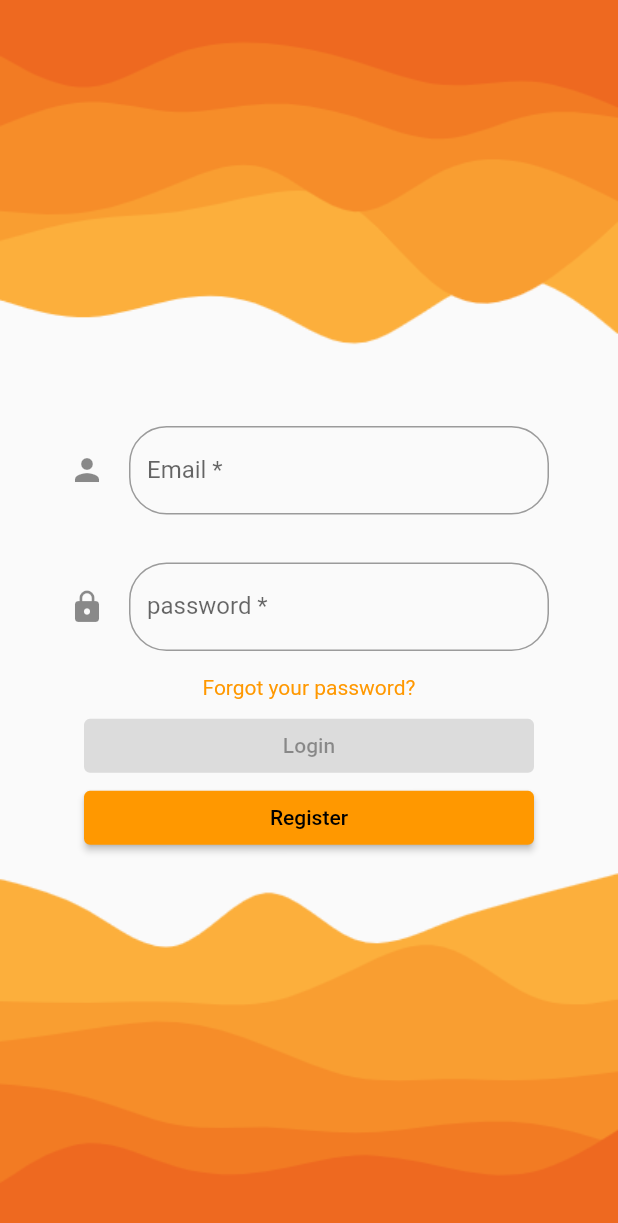
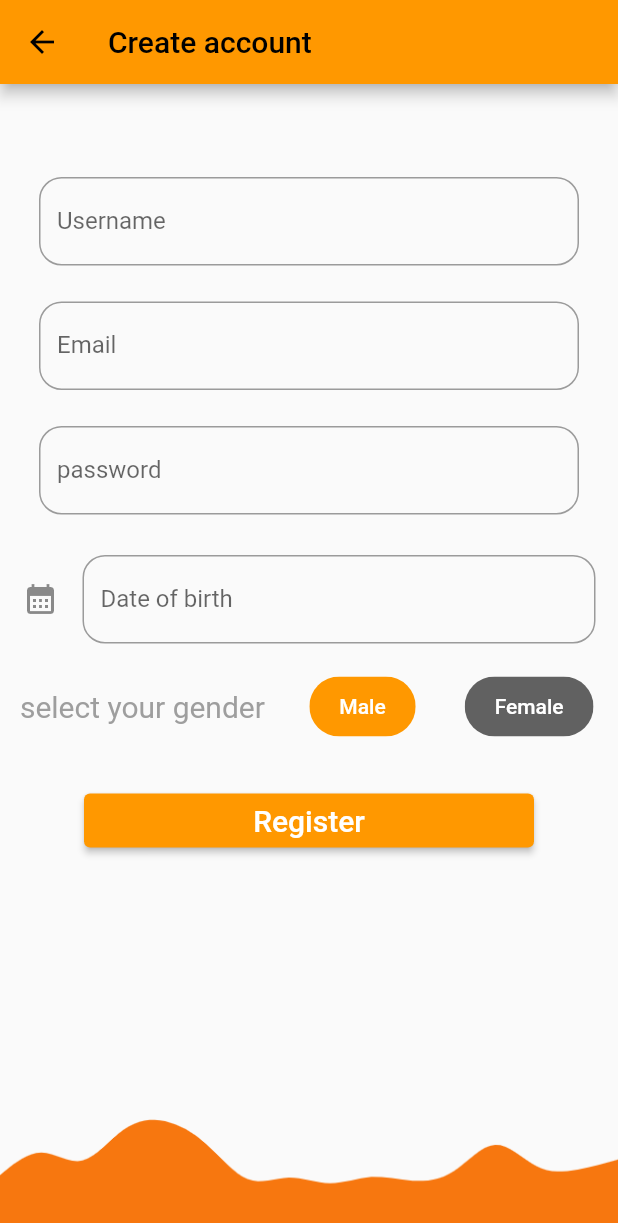
Before and after one commit to Eduardo-Ca/e-comerce, a Flutter app: the screen it shows after launch, after a tap on "Register", on a phone screen of 412 x 824 dp. Shown: the top 1223 px of the screen. Run offline on Flutter 3.47's test engine with Material 2 defaults, Android fonts, the phone set to English and light mode, and no system bars; our stand-ins replace animated_text_kit, basic_utils, carousel_slider, dartz, dio, equatable and 11 more; accounts and stored records are empty; generated files the repository leaves out were written again.

Commit message:
15/06/2023

```diff
--- a/lib/main.dart
+++ b/lib/main.dart
@@ -1,17 +1,35 @@
 
+import 'dart:io';
+
+import 'package:ecomerce/modules/core/utils/compartilhados/auth_check.dart';
 import 'package:ecomerce/modules/core/utils/constants/tema_constante.dart';
-import 'package:ecomerce/modules/usuario/presenter/login_tela/login_tela.dart';
 import 'package:ecomerce/service_locator.dart';
+import 'package:ecomerce/services/auth_service.dart';
 import 'package:ecomerce/stores/produto_store.dart';
 import 'package:ecomerce/stores/venda_store.dart';
+import 'package:firebase_core/firebase_core.dart';
 import 'package:flutter/material.dart';
 import 'package:provider/provider.dart';
 
-void main() {
+
+void main() async {
+  WidgetsFlutterBinding.ensureInitialized();
+  Platform.isAndroid?
+    await Firebase.initializeApp(
+    options: const FirebaseOptions(
+      apiKey: "AIzaSyB-eEpyOIdSM9xouzwDRlUGvCL7Cm4rtdo",
+      appId: "1:179849072839:android:b1ac541e312e8dc247eee2",
+      messagingSenderId: "179849072839",
+      projectId: "ecomerce-teste",
+    ),
+  )
+  :await Firebase.initializeApp();
+
   setupLocator();
 
   runApp(MultiProvider(
     providers: [
+      ChangeNotifierProvider(create: (context) => AuthService(),),
       Provider<ProdutoStore>(create: (_) => ProdutoStore(), ),
       Provider<VendaStore>(create: (_) => VendaStore(), ),
     ],
@@ -30,7 +48,7 @@ class MyApp extends StatelessWidget {
       title: 'E-commerce',
       theme: temaClaro,
       darkTheme: temaEscuro,
-      home: const Login(),
+      home: const AuthCheck(),
     );
   }
 }
--- /dev/null
+++ b/lib/modules/core/utils/compartilhados/auth_check.dart
@@ -0,0 +1,33 @@
+import 'package:ecomerce/modules/usuario/presenter/login_tela/login_tela.dart';
+import 'package:ecomerce/services/auth_service.dart';
+import 'package:flutter/material.dart';
+import 'package:provider/provider.dart';
+
+class AuthCheck extends StatefulWidget {
+  const AuthCheck({super.key});
+
+  @override
+  State<AuthCheck> createState() => _AuthCheckState();
+}
+
+class _AuthCheckState extends State<AuthCheck> {
+  @override
+  Widget build(BuildContext context) {
+    AuthService auth = Provider.of<AuthService>(context);
+    if(auth.isLoading) {
+      return loading();
+    } else if (auth.usuario == null) {
+      return const Login();
+    } else {
+      return const BottomAppBar();
+    }
+  }
+
+  loading(){
+    return const Scaffold(
+      body: Center(
+        child: CircularProgressIndicator(),
+      ),
+    );
+  }
+}
--- a/lib/modules/core/utils/constants/imagens_constantes.dart
+++ b/lib/modules/core/utils/constants/imagens_constantes.dart
@@ -5,5 +5,6 @@ class ImagensConstantes {
   static const String LOGIN_FUNDO_BAIXO = "assets/img/fundo_login_baixo.png";
   static const String CARRINHO = "https://assets5.lottiefiles.com/packages/lf20_47pyyfcf.json";
   static const String FAVORITO = "https://assets7.lottiefiles.com/packages/lf20_WCNj2hLBKf.json";
+  static const String REGISTRO_FUNDO = "assets/img/fundo_registro.png";
 
 }
--- a/lib/modules/core/utils/constants/mensagens_constantes.dart
+++ b/lib/modules/core/utils/constants/mensagens_constantes.dart
@@ -13,9 +13,9 @@ class MensagensConstantes {
   static const String PROCURAR = "Search";
   static const String COMPRAR = "Purchase";
   static const String DIGITE_SEU_EMAIL = "Type your e-mail";
-  static const String EMAIL = "Email *";
+  static const String EMAIL = "Email";
   static const String DIGITE_SUA_SENHA = 'Type your password';
-  static const String SENHA ='password *';
+  static const String SENHA ='password';
   static const String LOGIN ="Login";
   static const String USUARIO = "User";
   static const String SAIR = "Exit";
@@ -24,4 +24,13 @@ class MensagensConstantes {
   static const String TEXTO_BEM_VINDO1 =  'the store of your dreams!';
   static const String TEXTO_BEM_VINDO2 = 'You will find what you need here';
   static const String TEXTO_BEM_VINDO3 =  'LET\'S SHOPPING NOW!!!';
+  static const String ESQUECEU_SUA_SENHA = "Forgot your password?";
+  static const String SELECIONE_DATA = "select date";
+  static const String DATA_NASCIMENTO = "Date of birth";
+  static const String USUARIO_NOME = "Username";
+  static const String CRIAR_CONTA = "Create account";
+  static const String SELECIONE_GENERO = "select your gender";
+  static const String HOMEM = "Male";
+  static const String MULHER = "Female";
+  static const String CAMPO_VAZIO = "this field cannot be empty";
 }
--- a/lib/modules/core/utils/constants/tema_constante.dart
+++ b/lib/modules/core/utils/constants/tema_constante.dart
@@ -16,13 +16,13 @@ final ThemeData temaClaro = ThemeData(
   primaryColorLight: Colors.orange,
 );
 
-//!================= ESCURO ========================
+//================= ESCURO ========================
 final ThemeData temaEscuro = ThemeData(
  appBarTheme: const AppBarTheme(
     color: Colors.deepOrange,
   ),
   bottomSheetTheme: BottomSheetThemeData(backgroundColor: Colors.grey[700]),
-   canvasColor: Colors.grey[800],
+   canvasColor: Colors.grey[700],
   cardTheme: const CardTheme(
     color: Colors.white,
   ),
--- /dev/null
+++ b/lib/modules/usuario/data/models/usuario_model.dart
@@ -0,0 +1,23 @@
+import 'package:ecomerce/modules/usuario/domain/entities/usuario_entity.dart';
+
+
+// ignore: must_be_immutable
+class UsuarioModel extends Usuario {
+  UsuarioModel({
+    int id = 0,
+    String username = "",
+    String senha = "",
+    String email = "",
+    String dataNascimento = "",
+    String genero = "",
+
+  }) : super(
+    id: id,
+    username:username,
+    senha:senha,
+    email:email,
+    dataNascimento:dataNascimento,
+    genero:genero,
+  );
+
+}
--- /dev/null
+++ b/lib/modules/usuario/domain/entities/usuario_entity.dart
@@ -0,0 +1,33 @@
+// ignore_for_file: public_member_api_docs, sort_constructors_first
+import 'package:equatable/equatable.dart';
+
+// ignore: must_be_immutable
+class Usuario extends Equatable {
+  int id;
+  String username;
+  String senha;
+  String email;
+  String dataNascimento;
+  String genero;
+
+
+  Usuario({
+    this.id = 0,
+    this.username = "",
+    this.senha = '',
+    this.email = '',
+    this.dataNascimento = '',
+    this.genero = '',
+  });
+
+  @override
+  List<Object?> get props => [
+        id,
+        username,
+        senha,
+        email,
+        dataNascimento,
+        genero,
+      ];
+
+}
--- a/lib/modules/usuario/presenter/bem_vindo_tela/bem_vindo_tela.dart
+++ b/lib/modules/usuario/presenter/bem_vindo_tela/bem_vindo_tela.dart
@@ -103,7 +103,8 @@ class _BemVindoTelaState extends State<BemVindoTela> {
                   MensagensConstantes.COMECE_FAZER_COMPRAS,
                   style: TextStyle(fontSize: 24, color: Colors.black),
                 ),
-                ))
+              ),
+            )
           ],
         ),
       ),
--- a/lib/modules/usuario/presenter/login_tela/login_tela.dart
+++ b/lib/modules/usuario/presenter/login_tela/login_tela.dart
@@ -1,6 +1,7 @@
 import 'package:ecomerce/modules/core/utils/constants/imagens_constantes.dart';
 import 'package:ecomerce/modules/core/utils/constants/mensagens_constantes.dart';
 import 'package:ecomerce/modules/usuario/presenter/bem_vindo_tela/bem_vindo_tela.dart';
+import 'package:ecomerce/modules/usuario/presenter/registro_conta_tela/registro_conta_tela.dart';
 import 'package:ecomerce/stores/formulario.store.dart';
 import 'package:flutter/material.dart';
 import 'package:flutter_mobx/flutter_mobx.dart';
@@ -73,10 +74,9 @@ class _LoginState extends State<Login> {
                   ),
                 ),
               ),
-
               const Padding(
                 padding: EdgeInsets.only(bottom:7.2),
-                child: Text("Forgot your password?",style: TextStyle(color: Colors.orange),),
+                child: Text(MensagensConstantes.ESQUECEU_SUA_SENHA,style: TextStyle(color: Colors.orange),),
               ),
 
               Observer(builder: (_) {
@@ -91,12 +91,12 @@ class _LoginState extends State<Login> {
                       child: const Text(MensagensConstantes.LOGIN)),
                 );
               }),
-
-
-               SizedBox(
+              SizedBox(
                   width: 300,
                  child: ElevatedButton(
-                      onPressed: () {} ,
+                      onPressed: () {
+                         Navigator.of(context).push(MaterialPageRoute(builder: (context) => const RegistroTela()));
+                      } ,
                       child: const Text(MensagensConstantes.REGISTRAR)),
                ),
 
--- /dev/null
+++ b/lib/modules/usuario/presenter/registro_conta_tela/components/campo_de_registro.dart
@@ -0,0 +1,50 @@
+import 'package:ecomerce/modules/core/utils/constants/mensagens_constantes.dart';
+import 'package:flutter/material.dart';
+
+class CampoDeRegistro extends StatefulWidget {
+  final String hint;
+  final TextEditingController controller;
+  const CampoDeRegistro({super.key,required this.hint,required this.controller});
+
+
+  @override
+  State<CampoDeRegistro> createState() => _CampoDeRegistroState();
+}
+
+class _CampoDeRegistroState extends State<CampoDeRegistro> {
+
+  bool validator(String? value) {
+    if (value != null && value.isEmpty) {
+      return true;
+    }
+    return false;
+  }
+
+  @override
+  Widget build(BuildContext context) {
+    return  Padding(
+      padding: const EdgeInsets.all(12.0),
+      child: SizedBox(
+        width: 360,
+        child: TextFormField(
+          validator: (String? value) {
+            if (validator(value)) {
+              return MensagensConstantes.CAMPO_VAZIO;
+            }
+            return null;
+          },
+          controller:widget.controller,
+          enabled: true,
+          decoration: InputDecoration(
+            hintText: widget.hint,
+            labelText: widget.hint,
+              border: OutlineInputBorder(
+                borderRadius: BorderRadius.circular(15.0),
+                borderSide: const BorderSide(),
+            ),
+          ),
+        ),
+      ),
+    );
+  }
+}
--- /dev/null
+++ b/lib/modules/usuario/presenter/registro_conta_tela/registro_conta_tela.dart
@@ -0,0 +1,177 @@
+import 'package:ecomerce/modules/core/utils/constants/imagens_constantes.dart';
+import 'package:ecomerce/modules/core/utils/constants/mensagens_constantes.dart';
+import 'package:ecomerce/modules/usuario/data/models/usuario_model.dart';
+import 'package:ecomerce/modules/usuario/presenter/registro_conta_tela/components/campo_de_registro.dart';
+import 'package:flutter/material.dart';
+
+class RegistroTela extends StatefulWidget {
+  const RegistroTela({super.key});
+
+  @override
+  State<RegistroTela> createState() => _RegistroTelaState();
+}
+
+class _RegistroTelaState extends State<RegistroTela> {
+
+  TextEditingController dataController = TextEditingController();
+  TextEditingController usernameController = TextEditingController();
+  TextEditingController senhaController = TextEditingController();
+  TextEditingController emailController = TextEditingController();
+  late UsuarioModel usuario;
+
+  final _formkey = GlobalKey<FormState>();
+
+  bool chip1Selecionado = true;
+  bool chip2Selecionado = false;
+
+  bool valueValidator(String? value) {
+    if (value != null && value.isEmpty) {
+      return true;
+    }
+    return false;
+  }
+
+  @override
+  Widget build(BuildContext context) {
+    final larguraTela = MediaQuery.of(context).size.width;
+    return Scaffold(
+      appBar: AppBar(
+        title: const Text(MensagensConstantes.CRIAR_CONTA),
+      ),
+      bottomNavigationBar:  SizedBox(
+       width: larguraTela,
+        child: Image.asset(
+         ImagensConstantes.REGISTRO_FUNDO,
+         fit: BoxFit.fill,
+                  ),
+      ),
+      body: SingleChildScrollView(
+        child: Padding(
+          padding: const EdgeInsets.only(top:50.0),
+          child: Form(
+            key: _formkey,
+            child: Column(
+              crossAxisAlignment: CrossAxisAlignment.center,
+              children: [
+                CampoDeRegistro(hint: MensagensConstantes.USUARIO_NOME,controller: usernameController,),
+                CampoDeRegistro(hint: MensagensConstantes.EMAIL,controller: emailController,),
+                CampoDeRegistro(hint: MensagensConstantes.SENHA,controller:senhaController,),
+                _formData(),
+                _genero(),
+                _botaoConfirmar(),
+
+              ],
+            ),
+          ),
+        ),
+      ),
+    );
+  }
+
+  _botaoConfirmar(){
+    return Padding(
+      padding: const EdgeInsets.only(top:25.0),
+      child: SizedBox(
+        width: 300,
+            child: ElevatedButton(onPressed: (){
+                if (_formkey.currentState!.validate()) {
+                  usuario = UsuarioModel(id: 0,username: usernameController.text,email: emailController.text,senha: senhaController.text,dataNascimento: dataController.text,genero: chip1Selecionado? "Male":"Female");
+                  ScaffoldMessenger.of(context).showSnackBar(
+                    SnackBar(
+                      content: Text('Usuario: ${usuario.username} criado!',style: TextStyle(fontSize: 18),),
+                   ),
+                );
+                Navigator.pop(context);
+              }
+            }, child: const Text(MensagensConstantes.REGISTRAR,style: TextStyle(fontSize: 20,color: Colors.white),
+          ),
+        ),
+      ),
+    );
+  }
+  _formData() {
+    return Padding(
+      padding: const EdgeInsets.all(15.0),
+      child: TextFormField(
+        validator: (value) {
+          if (valueValidator(value)) {
+             return MensagensConstantes.SELECIONE_DATA;
+          }else{
+            return null;
+          }
+        },
+        controller: dataController,
+        decoration: InputDecoration(
+           border: OutlineInputBorder(
+                borderRadius: BorderRadius.circular(15.0),
+                borderSide: const BorderSide(),
+            ),
+          icon: const Icon(Icons.calendar_month),
+          labelText: MensagensConstantes.DATA_NASCIMENTO,
+          hintText: MensagensConstantes.SELECIONE_DATA,
+        ),
+        onTap: () async {
+          DateTime? date = DateTime(1900);
+          FocusScope.of(context).requestFocus(FocusNode());
+
+          date = await showDatePicker(
+                  context: context,
+                  initialDate: DateTime.now(),
+                  firstDate: DateTime(1900),
+                  lastDate: DateTime(2100)) ?? DateTime.now();
+
+          dataController.text =date.toString().replaceRange(10, 23, "");
+        },
+      ),
+    );
+  }
+
+    _genero() {
+    return Row(
+      mainAxisAlignment: MainAxisAlignment.spaceAround,
+      children: [
+        const Text(MensagensConstantes.SELECIONE_GENERO,style: TextStyle(fontSize: 20,color: Colors.grey),),
+        Padding(
+          padding: const EdgeInsets.all(3.0),
+          child: ChoiceChip(
+            backgroundColor: Colors.grey[700],
+            label: const Padding(
+              padding: EdgeInsets.all(8.0),
+              child: Text(
+                MensagensConstantes.HOMEM,
+                style: TextStyle(color: Colors.white),
+              ),
+            ),
+            selected: chip1Selecionado,
+            selectedColor: Colors.orange,
+            onSelected: (newState) {
+              setState(() {
+                chip1Selecionado = newState;
+                chip2Selecionado = false;
+
+              });
+            },
+          ),
+        ),
+        Padding(
+          padding: const EdgeInsets.all(3.0),
+          child: ChoiceChip(
+            backgroundColor: Colors.grey[700],
+            label: const Padding(
+              padding: EdgeInsets.all(8.0),
+              child: Text(MensagensConstantes.MULHER, style: TextStyle(color: Colors.white)),
+            ),
+            selected: chip2Selecionado,
+            selectedColor: Colors.orange,
+            onSelected: (newState) {
+              setState(() {
+                chip2Selecionado = newState;
+                chip1Selecionado = false;
+              });
+            },
+          ),
+        ),
+      ],
+    );
+  }
+}
--- a/lib/modules/usuario/presenter/usuario_tela.dart/usuario_tela.dart
+++ b/lib/modules/usuario/presenter/usuario_tela.dart/usuario_tela.dart
@@ -81,13 +81,13 @@ _cardUsuario(context) {
                 ),
               ),
               const Divider(
-                thickness: 1.6,
+                  thickness: 1.6,
+                ),
+                opcoes(texto: "teste", funcao: (){}),
+                opcoes(texto: MensagensConstantes.SAIR, funcao: (){
+                  Navigator.of(context).pushAndRemoveUntil(MaterialPageRoute(builder: (context) => const Login()), (Route<dynamic> route) => false);
+                },
               ),
-              opcoes(texto: "teste", funcao: (){}),
-              opcoes(texto: MensagensConstantes.SAIR, funcao: (){
-                Navigator.of(context).pushAndRemoveUntil(MaterialPageRoute(builder: (context) => const Login()), (Route<dynamic> route) => false);
-              }),
-
             ],
           ),
         ),
@@ -123,5 +123,6 @@ PreferredSize _appBar() {
       child: AppBar(
         elevation: 0,
         systemOverlayStyle: SystemUiOverlayStyle.dark,
-      ));
+      ),
+    );
 }
--- a/lib/modules/vendas/presenter/carrinho_tela.dart
+++ b/lib/modules/vendas/presenter/carrinho_tela.dart
@@ -112,7 +112,7 @@ class _CarrinhoTelaState extends State<CarrinhoTela> {
                    });
                  },
              child: ListTile(
-                 //!=== Card ===
+                 //=== Card ===
                  title:Row(
                    children: [
                      CardCarrinho(produto: item,),
--- a/lib/modules/vendas/presenter/components/card_carrinho.dart
+++ b/lib/modules/vendas/presenter/components/card_carrinho.dart
@@ -34,11 +34,9 @@ class _CardCarrinhoState extends State<CardCarrinho> {
                   SizedBox(width:205,child: Text(widget.produto.title!,style: const TextStyle(fontSize: 17,),maxLines:1,overflow:TextOverflow.ellipsis,)),
                   Text("R\$${widget.produto.priceTotal.toString()},00",style: const TextStyle(color:Colors.grey,fontSize: 16,),),
                   Text("Quantity:${widget.produto.quantity.toString()}",style: const TextStyle(color:Colors.grey,fontSize: 16,),),
-
               ],
             ),
           ),
-
         ],
       ),
     );
--- /dev/null
+++ b/lib/services/auth_service.dart
@@ -0,0 +1,23 @@
+import 'package:firebase_auth/firebase_auth.dart';
+import 'package:flutter/material.dart';
+
+class AuthService extends ChangeNotifier{
+  FirebaseAuth _auth = FirebaseAuth.instance;
+  User? usuario;
+  bool isLoading = true;
+
+  AuthService() {
+
+    _authCheck();
+  }
+
+  _authCheck(){
+    _auth.authStateChanges().listen((User? user) {
+        usuario = (user == null)? null : user;
+        isLoading = false;
+        notifyListeners();
+
+    });
+  }
+
+}
--- a/pubspec.yaml
+++ b/pubspec.yaml
@@ -36,6 +36,9 @@ dependencies:
   lottie: ^2.2.0
   liquid_pull_to_refresh: ^3.0.1
   animated_text_kit: ^4.2.2
+  firebase_core: ^2.14.0
+  firebase_auth: ^4.6.3
+
 
 dev_dependencies:
   build_runner: ^2.3.3
```
Also changed, not shown: assets/img/fundo_registro.png (added), pubspec.lock, 47 other files. Lines whose indentation alone changed are shown as unchanged.
